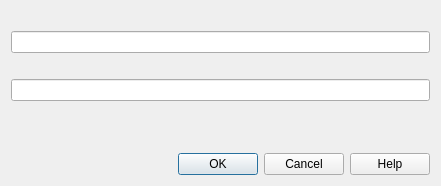
albar965/littlenavmap, file src/gui/texteditdialog.ui: the form before one commit.
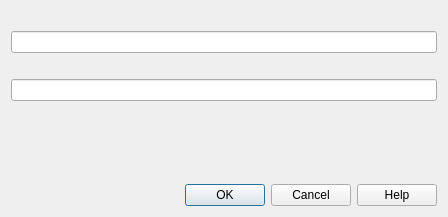
The form after the commit.

```diff
--- a/src/gui/texteditdialog.ui
+++ b/src/gui/texteditdialog.ui
@@ -6,8 +6,8 @@
    <rect>
     <x>0</x>
     <y>0</y>
-    <width>441</width>
-    <height>186</height>
+    <width>448</width>
+    <height>217</height>
    </rect>
   </property>
   <property name="windowTitle">
```
